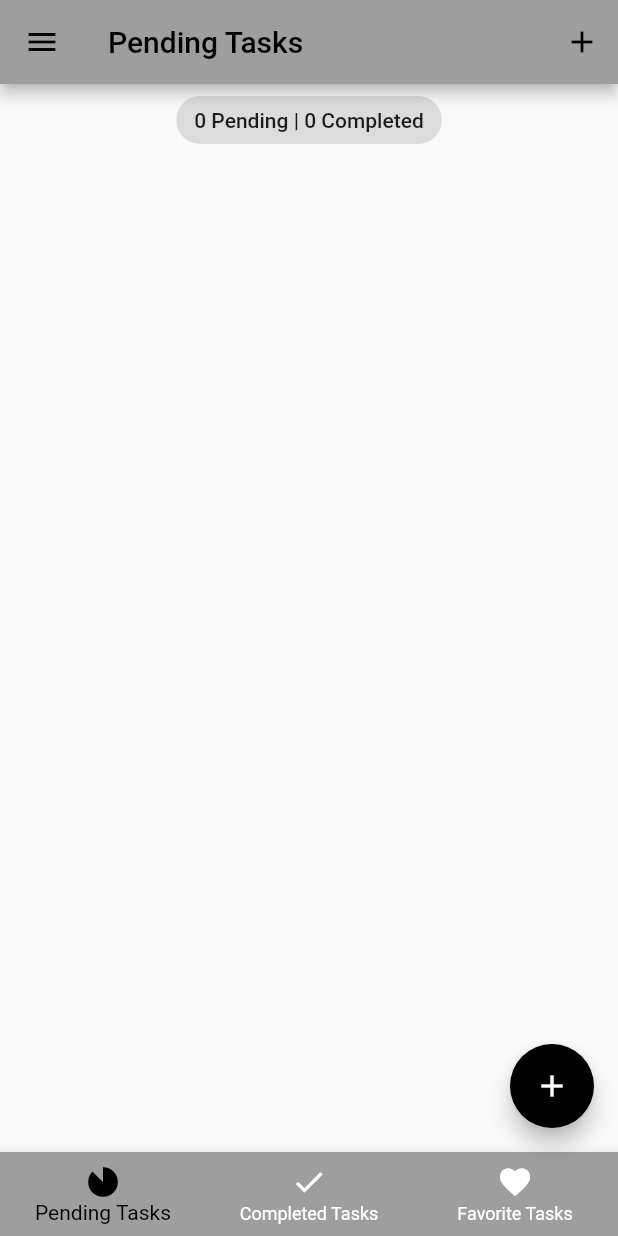
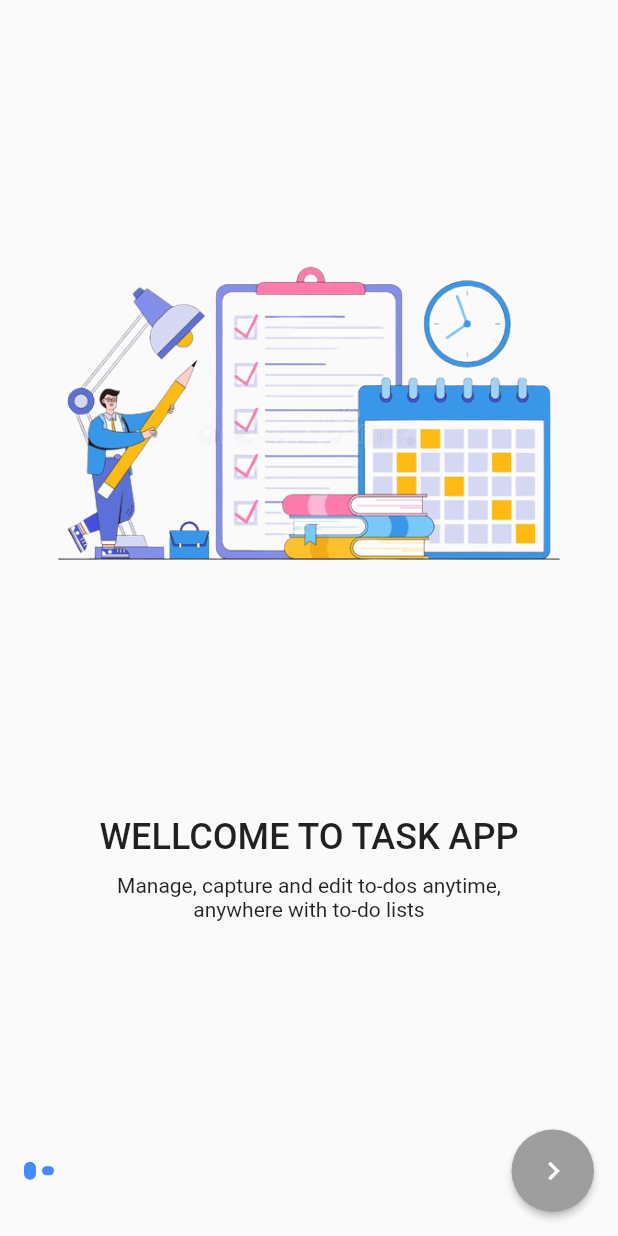
Before and after one commit to vominhnguyet2202/task_app, a Flutter app: the screen it shows after launch, on a phone screen of 412 x 824 dp. Run offline on Flutter 3.47's test engine with Material 2 defaults, Android fonts, the phone set to English and light mode, and no system bars; our stand-ins replace equatable, flutter_bloc, google_fonts, hydrated_bloc.

Commit message:
add onboar

```diff
--- /dev/null
+++ b/lib/commons/repositories.dart
@@ -0,0 +1,36 @@
+import 'package:flutter/material.dart';
+
+class Responsive extends StatelessWidget {
+  final Widget mobile;
+  final Widget? tablet;
+  final Widget desktop;
+
+  const Responsive({
+    Key? key,
+    required this.mobile,
+    this.tablet,
+    required this.desktop,
+  }) : super(key: key);
+
+  static bool isMobile(BuildContext context) =>
+      MediaQuery.of(context).size.width < 576;
+
+  static bool isTablet(BuildContext context) =>
+      MediaQuery.of(context).size.width >= 576 &&
+      MediaQuery.of(context).size.width <= 992;
+
+  static bool isDesktop(BuildContext context) =>
+      MediaQuery.of(context).size.width > 992;
+
+  @override
+  Widget build(BuildContext context) {
+    final Size size = MediaQuery.of(context).size;
+    if (size.width > 992) {
+      return desktop;
+    } else if (size.width >= 576 && tablet != null) {
+      return tablet!;
+    } else {
+      return mobile;
+    }
+  }
+}
--- /dev/null
+++ b/lib/feature/screens/onboarding_screen.dart
@@ -0,0 +1,129 @@
+// ignore_for_file: public_member_api_docs, sort_constructors_first
+import 'package:flutter/material.dart';
+import 'package:task_app/services/app_theme.dart';
+
+import '../../widgets/onboard.dart';
+
+class OnboardingScreen extends StatefulWidget {
+  const OnboardingScreen({super.key});
+
+  @override
+  State<OnboardingScreen> createState() => _OnboardingScreenState();
+}
+
+class _OnboardingScreenState extends State<OnboardingScreen> {
+  late PageController _pageController;
+  int _pageIndex = 0;
+  @override
+  void initState() {
+    _pageController = PageController(initialPage: 0);
+
+    super.initState();
+  }
+
+  @override
+  void dispose() {
+    _pageController.dispose();
+    super.dispose();
+  }
+
+  @override
+  Widget build(BuildContext context) {
+    return Scaffold(
+      body: SafeArea(
+          child: Padding(
+        padding: const EdgeInsets.all(16.0),
+        child: Column(
+          children: [
+            Expanded(
+              child: PageView.builder(
+                  itemCount: demo_data.length,
+                  controller: _pageController,
+                  onPageChanged: (index) {
+                    setState(() {
+                      _pageIndex = index;
+                    });
+                  },
+                  itemBuilder: (context, index) => OnboardingPage(
+                        image: demo_data[index].image,
+                        title: demo_data[index].title,
+                        description: demo_data[index].description,
+                      )),
+            ),
+            Row(
+              children: [
+                ...List.generate(
+                    demo_data.length,
+                    (index) => Padding(
+                          padding: const EdgeInsets.only(right: 4),
+                          child: DoIndicator(
+                            isActive: index == _pageIndex,
+                          ),
+                        )),
+                const Spacer(),
+                SizedBox(
+                  height: 55,
+                  width: 55,
+                  child: ElevatedButton(
+                      onPressed: () {
+                        _pageController.nextPage(
+                            duration: const Duration(milliseconds: 300),
+                            curve: Curves.ease);
+                      },
+                      style: ElevatedButton.styleFrom(
+                        shape: const CircleBorder(),
+                      ),
+                      child: const Icon(
+                        Icons.navigate_next_sharp,
+                        color: Colors.white,
+                      )),
+                ),
+              ],
+            )
+          ],
+        ),
+      )),
+    );
+  }
+}
+
+class DoIndicator extends StatelessWidget {
+  const DoIndicator({
+    Key? key,
+    this.isActive = false,
+  }) : super(key: key);
+
+  final bool isActive;
+
+  @override
+  Widget build(BuildContext context) {
+    return Container(
+      height: isActive ? 12 : 6,
+      width: 8,
+      decoration: const BoxDecoration(
+          color: Colors.blueAccent,
+          borderRadius: BorderRadius.all(Radius.circular(12))),
+    );
+  }
+}
+
+class Onboard {
+  final String image, title, description;
+  Onboard({
+    required this.description,
+    required this.image,
+    required this.title,
+  });
+}
+
+final List<Onboard> demo_data = [
+  Onboard(
+      image: "assets/images/onboa2.png",
+      title: "WELLCOME TO TASK APP",
+      description:
+          "Manage, capture and edit to-dos anytime, \nanywhere with to-do lists"),
+  Onboard(
+      image: "assets/images/onboa1.png",
+      title: "CONVENIENT APPLICATION \nAND EASY TO USE ",
+      description: " abc adewljfs eagjeisogjn "),
+];
--- a/lib/main.dart
+++ b/lib/main.dart
@@ -2,15 +2,13 @@ import 'package:flutter/material.dart';
 import 'package:flutter_bloc/flutter_bloc.dart';
 import 'package:hydrated_bloc/hydrated_bloc.dart';
 import 'package:path_provider/path_provider.dart';
+import 'package:task_app/feature/screens/onboarding_screen.dart';
 
 import 'package:task_app/services/app_router.dart';
 import 'package:task_app/services/app_theme.dart';
 
 import 'commons/blocs_export.dart';
 import 'feature/screens/tab_screen.dart';
-
-
-
 
 void main() async {
   WidgetsFlutterBinding.ensureInitialized();
@@ -41,7 +39,7 @@ class MyApp extends StatelessWidget {
             theme: state.switchValue
                 ? AppThemes.appThemeData[AppTheme.darkTheme]
                 : AppThemes.appThemeData[AppTheme.lightTheme],
-            home: const TabScreen(),
+            home: const OnboardingScreen(),
             onGenerateRoute: appRouter.onGenerateRouter,
           );
         },
--- /dev/null
+++ b/lib/widgets/onboard.dart
@@ -0,0 +1,41 @@
+
+import 'package:flutter/material.dart';
+class OnboardingPage extends StatelessWidget {
+  const OnboardingPage({
+    Key? key,
+    required this.image,
+    required this.title,
+    required this.description,
+  }) : super(key: key);
+  final String image, title, description;
+
+  @override
+  Widget build(BuildContext context) {
+    return Column(
+      children: [
+        const Spacer(),
+        Image.asset(
+          image,
+          height: 250,
+        ),
+        const Spacer(),
+        Text(
+          title,
+          textAlign: TextAlign.center,
+          style: Theme.of(context)
+              .textTheme
+              .headline5!
+              .copyWith(fontWeight: FontWeight.w500),
+        ),
+        const SizedBox(
+          height: 10,
+        ),
+        Text(
+          description,
+          textAlign: TextAlign.center,
+        ),
+        const Spacer(),
+      ],
+    );
+  }
+}
--- a/pubspec.yaml
+++ b/pubspec.yaml
@@ -45,11 +45,9 @@ flutter:
   # included with your application, so that you can use the icons in
   # the material Icons class.
   uses-material-design: true
+  assets:
+   - assets/images/
 
-  # To add assets to your application, add an assets section, like this:
-  # assets:
-  #   - images/a_dot_burr.jpeg
-  #   - images/a_dot_ham.jpeg
 
   # An image asset can refer to one or more resolution-specific "variants", see
   # https://flutter.dev/assets-and-images/#resolution-aware
```
Also changed, not shown: assets/images/onboa1.png (added), assets/images/onboa2.png (added).
